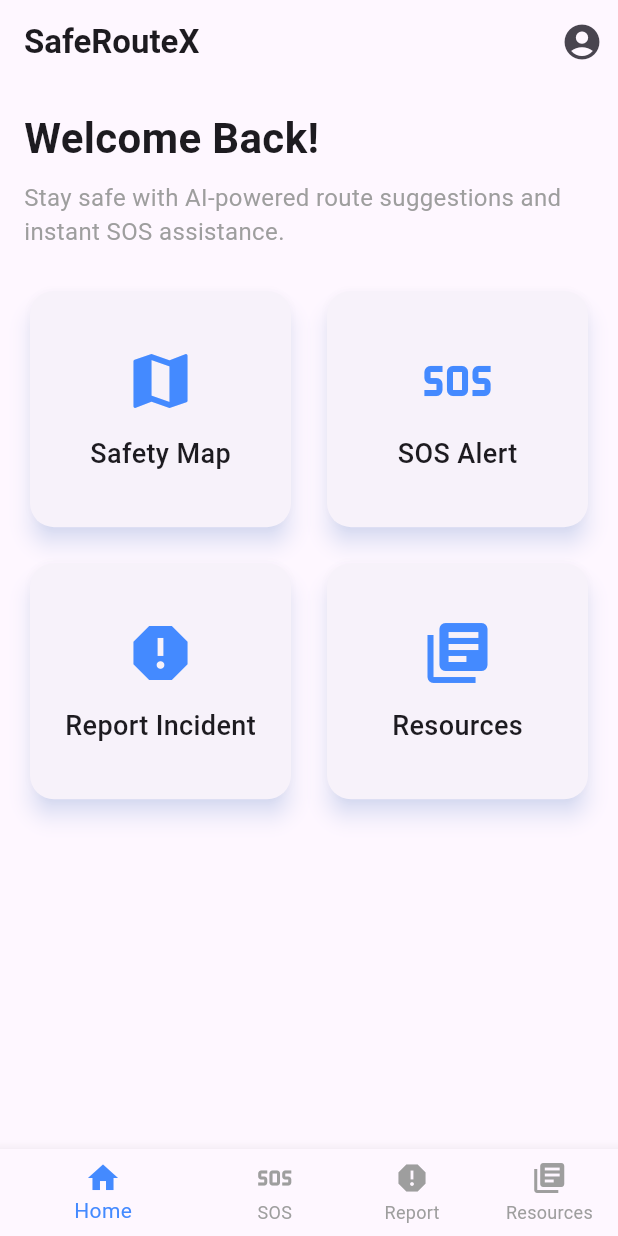
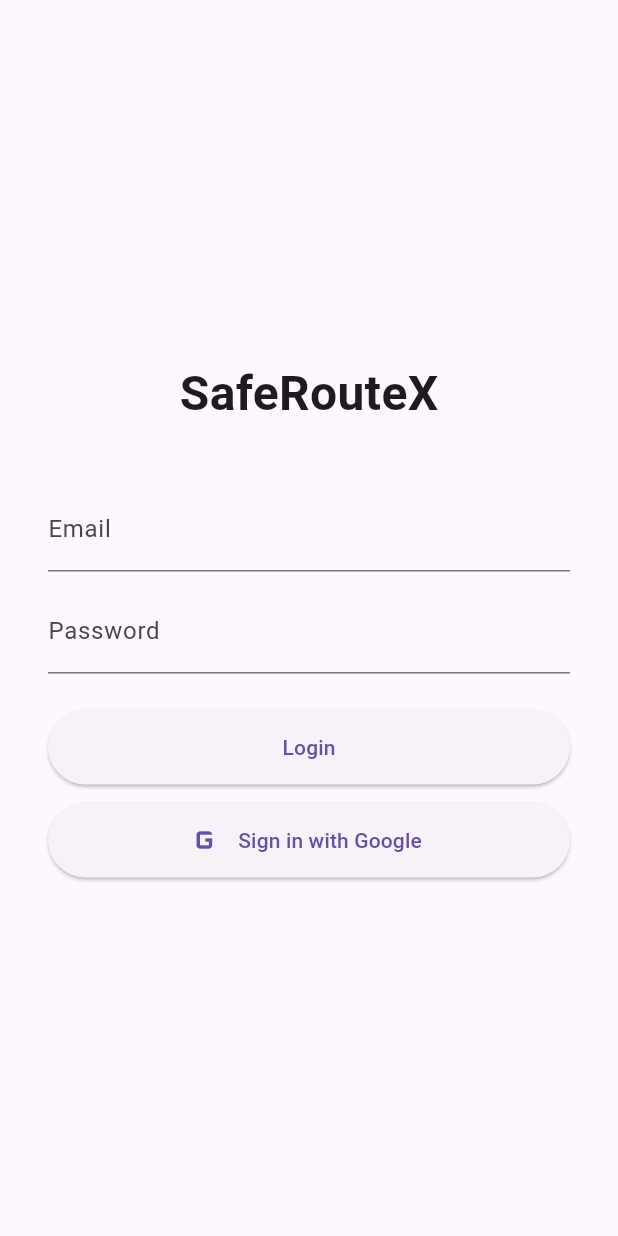
Before and after one commit to Joanfestina/saferouteX, a Flutter app: the screen it shows after launch, on a phone screen of 412 x 824 dp. Run offline on Flutter 3.47's test engine with Material 3 defaults, Android fonts, the light colour scheme and no system bars; our stand-ins replace firebase_auth, firebase_core, google_maps_flutter, google_sign_in; accounts and stored records are empty.

Commit message:
updated the login page using firebase for google auth

```diff
--- /dev/null
+++ b/women_safety_app/lib/empowerher/crime_data.csv
@@ -0,0 +1,6 @@
+latitude,longitude,crime_type,date,time
+13.0827,80.2707,Theft,2024-03-01,21:30
+13.0674,80.2376,Harassment,2024-02-15,18:45
+13.0358,80.2444,Assault,2024-01-10,22:15
+12.9936,80.2233,Chain Snatching,2024-02-05,20:00
+13.0475,80.2093,Eve Teasing,2024-02-20,19:30
--- /dev/null
+++ b/women_safety_app/lib/empowerher/pubspec.yaml
@@ -0,0 +1,3 @@
+flutter:
+  assets:
+    - assets/crime_data.csv
--- a/women_safety_app/lib/main.dart
+++ b/women_safety_app/lib/main.dart
@@ -1,9 +1,23 @@
 import 'package:flutter/material.dart';
-import './ui/screens/home_scren.dart';
-// import './ui/screens/map_screen.dart';
+import './ui/screens/home_scren.dart'; // Corrected typo
+import './ui/screens/sos_screen.dart';
 import './ui/screens/report_screen.dart';
+import './ui/screens/resources.dart';
+import './ui/screens/login_screen.dart'; // Added Login Screen
+import 'package:firebase_core/firebase_core.dart';
+import 'package:firebase_auth/firebase_auth.dart';
+import 'firebase_options.dart'; // Import Firebase options
+import 'package:google_sign_in/google_sign_in.dart';
 
-void main() {
+void main() async {
+  WidgetsFlutterBinding.ensureInitialized();
+  try {
+    await Firebase.initializeApp(
+      options: DefaultFirebaseOptions.currentPlatform, // Ensure correct options
+    );
+  } catch (e) {
+    debugPrint("Firebase initialization error: $e");
+  }
   runApp(const SafeRouteXApp());
 }
 
@@ -18,7 +32,10 @@ class SafeRouteXApp extends StatelessWidget {
         primarySwatch: Colors.blue,
         visualDensity: VisualDensity.adaptivePlatformDensity,
       ),
-      home: const MainScreen(),
+      // Show LoginScreen if user is not authenticated, else MainScreen
+      home: FirebaseAuth.instance.currentUser == null
+          ? const LoginScreen()
+          : const MainScreen(),
       debugShowCheckedModeBanner: false,
     );
   }
@@ -36,10 +53,9 @@ class _MainScreenState extends State<MainScreen> {
 
   static final List<Widget> _screens = [
     const HomeScreen(),
-    // const MapScreen(),
-    // const SosScreen(),
     const ReportScreen(),
-    // const ResourcesScreen(),
+    const SosScreen(),
+    const ResourcesScreen(),
   ];
 
   void _onItemTapped(int index) {
@@ -51,7 +67,10 @@ class _MainScreenState extends State<MainScreen> {
   @override
   Widget build(BuildContext context) {
     return Scaffold(
-      body: _screens[_selectedIndex],
+      body: IndexedStack(
+        index: _selectedIndex,
+        children: _screens,
+      ),
       bottomNavigationBar: BottomNavigationBar(
         currentIndex: _selectedIndex,
         onTap: _onItemTapped,
@@ -60,9 +79,8 @@ class _MainScreenState extends State<MainScreen> {
         showUnselectedLabels: true,
         items: const [
           BottomNavigationBarItem(icon: Icon(Icons.home), label: 'Home'),
-          // BottomNavigationBarItem(icon: Icon(Icons.map), label: 'Map'),
+          BottomNavigationBarItem(icon: Icon(Icons.report), label: 'Report'),
           BottomNavigationBarItem(icon: Icon(Icons.sos), label: 'SOS'),
-          BottomNavigationBarItem(icon: Icon(Icons.report), label: 'Report'),
           BottomNavigationBarItem(icon: Icon(Icons.library_books), label: 'Resources'),
         ],
       ),
--- a/women_safety_app/lib/ui/screens/home_scren.dart
+++ b/women_safety_app/lib/ui/screens/home_scren.dart
@@ -7,10 +7,10 @@
 //   Widget build(BuildContext context) {
 //     return Scaffold(
 //       appBar: AppBar(
-//         title: const Text('SafeRouteX'),
+//         title: const Text('SafeRouteX', style: TextStyle(fontWeight: FontWeight.bold)),
 //         actions: [
 //           IconButton(
-//             icon: const Icon(Icons.account_circle),
+//             icon: const Icon(Icons.account_circle, size: 28),
 //             onPressed: () {}, // Profile navigation
 //           ),
 //         ],
@@ -22,25 +22,39 @@
 //           children: [
 //             const Text(
 //               'Welcome Back!',
-//               style: TextStyle(fontSize: 24, fontWeight: FontWeight.bold),
+//               style: TextStyle(fontSize: 28, fontWeight: FontWeight.bold),
 //             ),
-//             const SizedBox(height: 10),
+//             const SizedBox(height: 8),
 //             const Text(
 //               'Stay safe with AI-powered route suggestions and instant SOS assistance.',
 //               style: TextStyle(fontSize: 16, color: Colors.grey),
 //             ),
-//             const SizedBox(height: 20),
+//             const SizedBox(height: 24),
 //             Expanded(
-//               child: GridView.count(
-//                 crossAxisCount: 2,
-//                 crossAxisSpacing: 16,
-//                 mainAxisSpacing: 16,
-//                 children: [
-//                   _buildFeatureCard(Icons.map, 'Safety Map'),
-//                   _buildFeatureCard(Icons.sos, 'SOS Alert'),
-//                   _buildFeatureCard(Icons.report, 'Report Incident'),
-//                   _buildFeatureCard(Icons.library_books, 'Resources'),
-//                 ],
+//               child: GridView.builder(
+//                 gridDelegate: const SliverGridDelegateWithFixedCrossAxisCount(
+//                   crossAxisCount: 2,
+//                   crossAxisSpacing: 16,
+//                   mainAxisSpacing: 16,
+//                   childAspectRatio: 1.1,
+//                 ),
+//                 itemCount: 4,
+//                 itemBuilder: (context, index) {
+//                   final icons = [
+//                     Icons.map,
+//                     Icons.sos,
+//                     Icons.report,
+//                     Icons.library_books,
+//                   ];
+//                   final titles = [
+//                     'Safety Map',
+//                     'SOS Alert',
+//                     'Report Incident',
+//                     'Resources'
+//                   ];
+
+//                   return _buildFeatureCard(icons[index], titles[index]);
+//                 },
 //               ),
 //             ),
 //           ],
@@ -51,16 +65,17 @@
 
 //   Widget _buildFeatureCard(IconData icon, String title) {
 //     return Card(
-//       shape: RoundedRectangleBorder(borderRadius: BorderRadius.circular(12)),
-//       elevation: 4,
+//       shape: RoundedRectangleBorder(borderRadius: BorderRadius.circular(16)),
+//       elevation: 6,
+//       shadowColor: Colors.blueAccent.withOpacity(0.3),
 //       child: InkWell(
 //         onTap: () {}, // Navigation for each feature
 //         child: Column(
 //           mainAxisAlignment: MainAxisAlignment.center,
 //           children: [
-//             Icon(icon, size: 40, color: Colors.blue),
-//             const SizedBox(height: 10),
-//             Text(title, style: const TextStyle(fontSize: 16)),
+//             Icon(icon, size: 48, color: Colors.blueAccent),
+//             const SizedBox(height: 12),
+//             Text(title, style: const TextStyle(fontSize: 18, fontWeight: FontWeight.w500)),
 //           ],
 //         ),
 //       ),
@@ -84,46 +99,27 @@ class HomeScreen extends StatelessWidget {
           ),
         ],
       ),
-      body: Padding(
-        padding: const EdgeInsets.all(16.0),
+      body: const Padding(
+        padding: EdgeInsets.all(16.0),
         child: Column(
           crossAxisAlignment: CrossAxisAlignment.start,
           children: [
-            const Text(
+            Text(
               'Welcome Back!',
               style: TextStyle(fontSize: 28, fontWeight: FontWeight.bold),
             ),
-            const SizedBox(height: 8),
-            const Text(
+            SizedBox(height: 8),
+            Text(
               'Stay safe with AI-powered route suggestions and instant SOS assistance.',
               style: TextStyle(fontSize: 16, color: Colors.grey),
             ),
-            const SizedBox(height: 24),
+            SizedBox(height: 24),
             Expanded(
-              child: GridView.builder(
-                gridDelegate: const SliverGridDelegateWithFixedCrossAxisCount(
-                  crossAxisCount: 2,
-                  crossAxisSpacing: 16,
-                  mainAxisSpacing: 16,
-                  childAspectRatio: 1.1,
+              child: Center(
+                child: Text(
+                  '', // Placeholder for future widgets
+                  style: TextStyle(fontSize: 18, color: Colors.grey),
                 ),
-                itemCount: 4,
-                itemBuilder: (context, index) {
-                  final icons = [
-                    Icons.map,
-                    Icons.sos,
-                    Icons.report,
-                    Icons.library_books,
-                  ];
-                  final titles = [
-                    'Safety Map',
-                    'SOS Alert',
-                    'Report Incident',
-                    'Resources'
-                  ];
-
-                  return _buildFeatureCard(icons[index], titles[index]);
-                },
               ),
             ),
           ],
@@ -131,23 +127,4 @@ class HomeScreen extends StatelessWidget {
       ),
     );
   }
-
-  Widget _buildFeatureCard(IconData icon, String title) {
-    return Card(
-      shape: RoundedRectangleBorder(borderRadius: BorderRadius.circular(16)),
-      elevation: 6,
-      shadowColor: Colors.blueAccent.withOpacity(0.3),
-      child: InkWell(
-        onTap: () {}, // Navigation for each feature
-        child: Column(
-          mainAxisAlignment: MainAxisAlignment.center,
-          children: [
-            Icon(icon, size: 48, color: Colors.blueAccent),
-            const SizedBox(height: 12),
-            Text(title, style: const TextStyle(fontSize: 18, fontWeight: FontWeight.w500)),
-          ],
-        ),
-      ),
-    );
-  }
 }
--- /dev/null
+++ b/women_safety_app/lib/ui/screens/login_screen.dart
@@ -0,0 +1,104 @@
+import 'package:flutter/material.dart';
+import 'package:firebase_auth/firebase_auth.dart';
+import 'package:google_sign_in/google_sign_in.dart';
+import './home_scren.dart';
+
+class LoginScreen extends StatefulWidget {
+  const LoginScreen({super.key});
+
+  @override
+  State<LoginScreen> createState() => _LoginScreenState();
+}
+
+class _LoginScreenState extends State<LoginScreen> {
+  final TextEditingController _emailController = TextEditingController();
+  final TextEditingController _passwordController = TextEditingController();
+  final FirebaseAuth _auth = FirebaseAuth.instance;
+
+  // Initialize GoogleSignIn with Web Client ID
+  final GoogleSignIn _googleSignIn = GoogleSignIn(
+    clientId: '197515958191-7t69ga2k83667b963u4qntn82c48ducs.apps.googleusercontent.com',  // Add your Web Client ID here
+  );
+
+  // Email/Password Login
+  Future<void> _loginWithEmailPassword() async {
+    try {
+      await _auth.signInWithEmailAndPassword(
+        email: _emailController.text.trim(),
+        password: _passwordController.text.trim(),
+      );
+      Navigator.pushReplacement(
+        context,
+        MaterialPageRoute(builder: (context) => const HomeScreen()),
+      );
+    } catch (e) {
+      ScaffoldMessenger.of(context).showSnackBar(
+        SnackBar(content: Text("Login failed: ${e.toString()}"))
+      );
+    }
+  }
+
+  // Google Sign-In
+  Future<void> _loginWithGoogle() async {
+    try {
+      final GoogleSignInAccount? googleUser = await _googleSignIn.signIn();
+      final GoogleSignInAuthentication? googleAuth = await googleUser?.authentication;
+
+      if (googleAuth != null) {
+        final credential = GoogleAuthProvider.credential(
+          accessToken: googleAuth.accessToken,
+          idToken: googleAuth.idToken,
+        );
+        await _auth.signInWithCredential(credential);
+        Navigator.pushReplacement(
+          context,
+          MaterialPageRoute(builder: (context) => const HomeScreen()),
+        );
+      }
+    } catch (e) {
+      ScaffoldMessenger.of(context).showSnackBar(
+        SnackBar(content: Text("Google Sign-In failed: ${e.toString()}"))
+      );
+    }
+  }
+
+  @override
+  Widget build(BuildContext context) {
+    return Scaffold(
+      body: Padding(
+        padding: const EdgeInsets.all(32.0),
+        child: Column(
+          mainAxisAlignment: MainAxisAlignment.center,
+          children: [
+            const Text('SafeRouteX', style: TextStyle(fontSize: 32, fontWeight: FontWeight.bold)),
+            const SizedBox(height: 40),
+            TextField(
+              controller: _emailController,
+              decoration: const InputDecoration(labelText: 'Email'),
+              keyboardType: TextInputType.emailAddress,
+            ),
+            const SizedBox(height: 12),
+            TextField(
+              controller: _passwordController,
+              decoration: const InputDecoration(labelText: 'Password'),
+              obscureText: true,
+            ),
+            const SizedBox(height: 24),
+            ElevatedButton(
+              onPressed: _loginWithEmailPassword,
+              style: ElevatedButton.styleFrom(minimumSize: const Size(double.infinity, 50)),
+              child: const Text('Login'),
+            ),
+            const SizedBox(height: 12),
+            ElevatedButton.icon(
+              icon: const Icon(Icons.g_mobiledata, size: 28),
+              label: const Text('Sign in with Google'),
+              onPressed: _loginWithGoogle,
+              style: ElevatedButton.styleFrom(minimumSize: const Size(double.infinity, 50)),
+            ),
+          ],
+        ),
+      ),
+    );
+  }
+}
--- a/women_safety_app/pubspec.yaml
+++ b/women_safety_app/pubspec.yaml
@@ -32,6 +32,10 @@ dependencies:
   flutter:
     sdk: flutter
   google_maps_flutter: ^2.5.0
+  firebase_auth: ^5.0.0
+  firebase_auth_web: ^5.0.0
+  google_sign_in: ^6.1.5
+  firebase_core: ^3.12.1
 
 
   # The following adds the Cupertino Icons font to your application.
```
Also changed, not shown: women_safety_app/lib/services/csv_service.dart (added, +27 -0 lines), women_safety_app/lib/ui/screens/report_screen.dart (+13 -37 lines), women_safety_app/lib/ui/screens/resources.dart (added, +32 -0 lines), women_safety_app/lib/ui/screens/sos_screen.dart (added, +82 -0 lines), women_safety_app/lib/firebase_options.dart (added), women_safety_app/lib/ui/screens/sos_screen.dartsos_screen.dartsos_screen.dart (deleted), women_safety_app/pubspec.lock, 9 other files.
